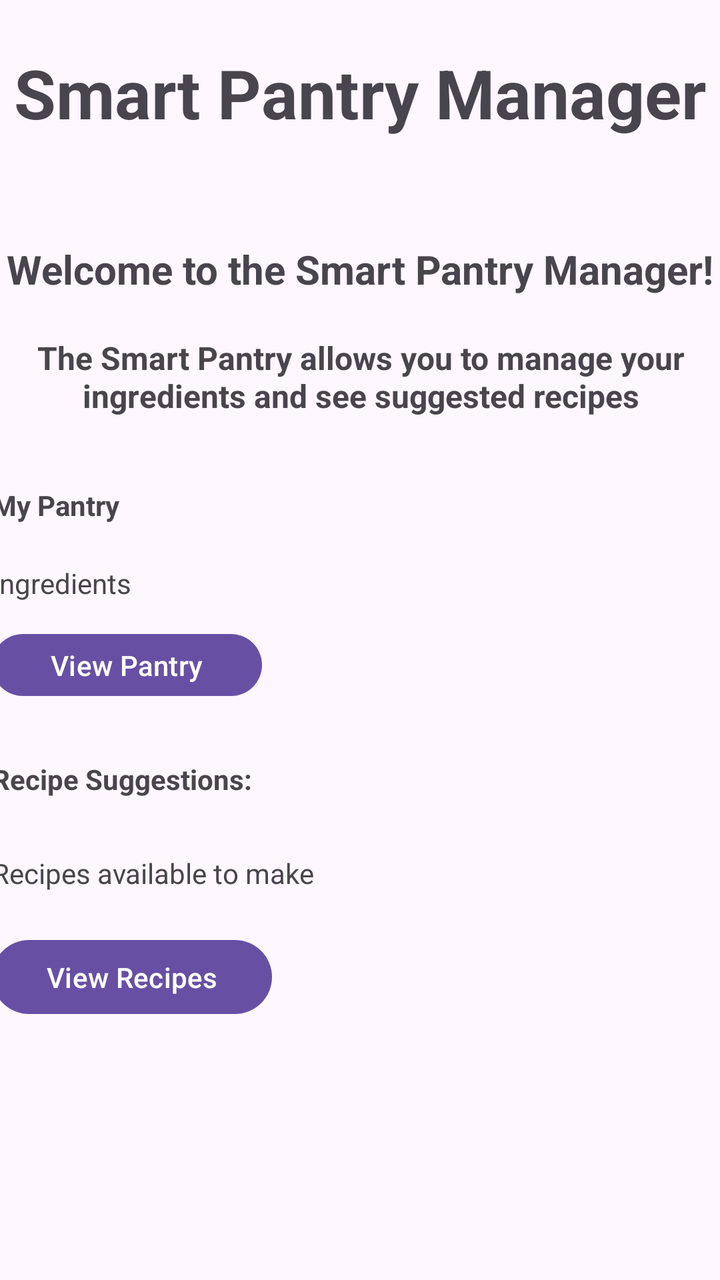
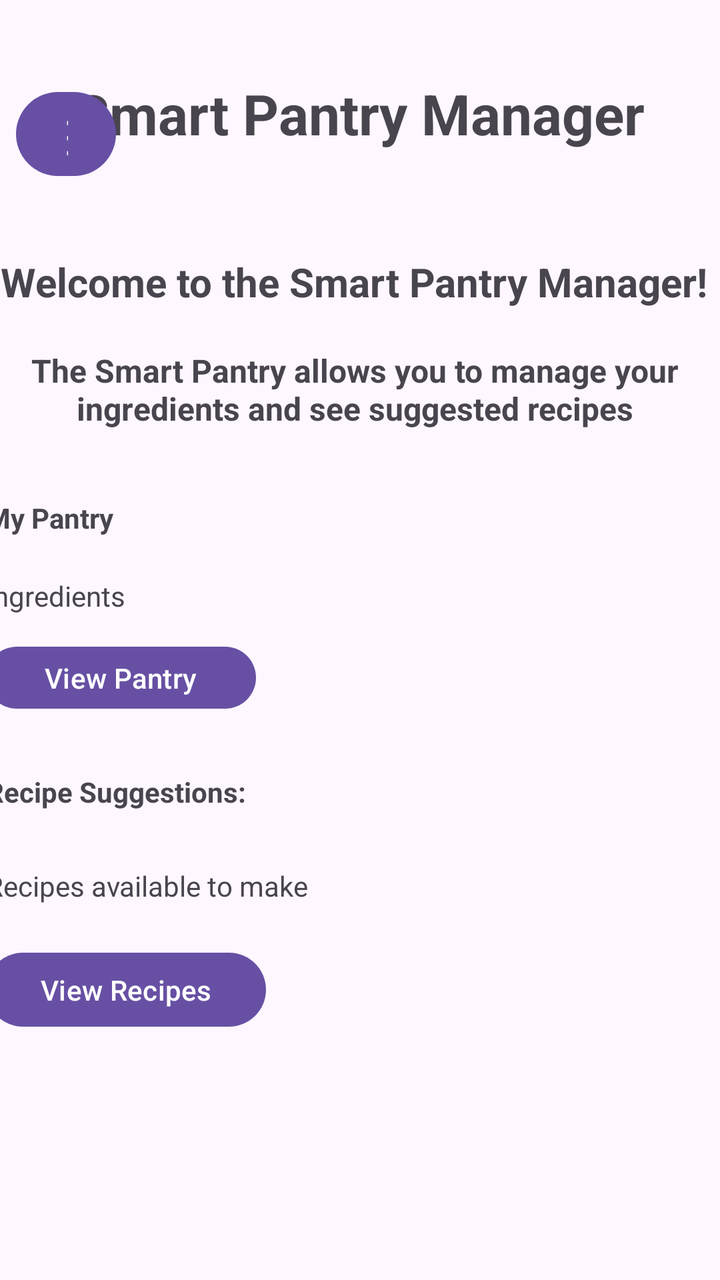

The first picture is an Android layout as it rendered before a commit; the second is the same layout after the commit. The layout source and the unified diff follow.
<!-- AndroidManifest.xml: application theme Theme.SmartPantry -->
<!-- res/layout/activity_main.xml -->
<?xml version="1.0" encoding="utf-8"?>
<androidx.constraintlayout.widget.ConstraintLayout xmlns:android="http://schemas.android.com/apk/res/android"
    xmlns:app="http://schemas.android.com/apk/res-auto"
    xmlns:tools="http://schemas.android.com/tools"
    android:id="@+id/main"
    android:layout_width="match_parent"
    android:layout_height="match_parent"
    tools:context=".MainActivity">

    <TextView
        android:id="@+id/txtTitle"
        android:layout_width="wrap_content"
        android:layout_height="wrap_content"
        android:text="Smart Pantry Manager"
        android:textSize="34sp"
        android:textStyle="bold"
        app:layout_constraintBottom_toBottomOf="parent"
        app:layout_constraintEnd_toEndOf="parent"
        app:layout_constraintHorizontal_bias="0.492"
        app:layout_constraintStart_toStartOf="parent"
        app:layout_constraintTop_toTopOf="parent"
        app:layout_constraintVertical_bias="0.04" />

    <TextView
        android:id="@+id/txtWelcome"
        android:layout_width="wrap_content"
        android:layout_height="wrap_content"
        android:layout_marginTop="52dp"
        android:text="Welcome to the Smart Pantry Manager!"
        android:textSize="20sp"
        android:textStyle="bold"
        app:layout_constraintEnd_toEndOf="@+id/txtTitle"
        app:layout_constraintHorizontal_bias="0.545"
        app:layout_constraintStart_toStartOf="@+id/txtTitle"
        app:layout_constraintTop_toBottomOf="@+id/txtTitle" />

    <TextView
        android:id="@+id/txtDescription"
        android:layout_width="369dp"
        android:layout_height="43dp"
        android:layout_marginTop="20dp"
        android:text="The Smart Pantry allows you to manage your ingredients and see suggested recipes"
        android:textAlignment="center"
        android:textSize="16sp"
        android:textStyle="bold"
        app:layout_constraintEnd_toEndOf="@+id/txtWelcome"
        app:layout_constraintStart_toStartOf="@+id/txtWelcome"
        app:layout_constraintTop_toBottomOf="@+id/txtWelcome" />

    <TextView
        android:id="@+id/txtPantry"
        android:layout_width="wrap_content"
        android:layout_height="wrap_content"
        android:layout_marginTop="32dp"
        android:text="My Pantry"
        android:textStyle="bold"
        app:layout_constraintStart_toStartOf="@+id/txtDescription"
        app:layout_constraintTop_toBottomOf="@+id/txtDescription" />

    <Button
        android:id="@+id/buttViewPantry"
        android:layout_width="135dp"
        android:layout_height="39dp"
        android:layout_marginTop="12dp"
        android:text="View Pantry"
        app:layout_constraintStart_toStartOf="@+id/ingredients"
        app:layout_constraintTop_toBottomOf="@+id/ingredients" />

    <TextView
        android:id="@+id/ingredients"
        android:layout_width="wrap_content"
        android:layout_height="wrap_content"
        android:layout_marginTop="20dp"
        android:text="Ingredients"
        app:layout_constraintStart_toStartOf="@+id/txtPantry"
        app:layout_constraintTop_toBottomOf="@+id/txtPantry" />

    <TextView
        android:id="@+id/recipeSuggest"
        android:layout_width="wrap_content"
        android:layout_height="wrap_content"
        android:layout_marginTop="28dp"
        android:text="Recipe Suggestions:"
        android:textSize="14sp"
        android:textStyle="bold"
        app:layout_constraintStart_toStartOf="@+id/buttViewPantry"
        app:layout_constraintTop_toBottomOf="@+id/buttViewPantry" />

    <TextView
        android:id="@+id/recipeDescription"
        android:layout_width="wrap_content"
        android:layout_height="wrap_content"
        android:layout_marginTop="28dp"
        android:text="Recipes available to make"
        app:layout_constraintStart_toStartOf="@+id/recipeSuggest"
        app:layout_constraintTop_toBottomOf="@+id/recipeSuggest" />

    <Button
        android:id="@+id/button2"
        android:layout_width="140dp"
        android:layout_height="45dp"
        android:layout_marginTop="20dp"
        android:text="View Recipes"
        app:layout_constraintStart_toStartOf="@+id/recipeDescription"
        app:layout_constraintTop_toBottomOf="@+id/recipeDescription" />

</androidx.constraintlayout.widget.ConstraintLayout>
<!-- resources referenced by this layout -->
<resources>
  <style name="Theme.SmartPantry" parent="Base.Theme.SmartPantry" />
  <style name="Base.Theme.SmartPantry" parent="Theme.Material3.DayNight.NoActionBar">
          
          
      </style>
</resources>

<!-- the commit's change to res/layout/activity_main.xml (unified diff, before → after) -->
@@ -1,107 +1,131 @@
 <?xml version="1.0" encoding="utf-8"?>
-<androidx.constraintlayout.widget.ConstraintLayout xmlns:android="http://schemas.android.com/apk/res/android"
+<androidx.drawerlayout.widget.DrawerLayout
+    android:id="@+id/drawer"
+    xmlns:android="http://schemas.android.com/apk/res/android"
     xmlns:app="http://schemas.android.com/apk/res-auto"
     xmlns:tools="http://schemas.android.com/tools"
-    android:id="@+id/main"
     android:layout_width="match_parent"
     android:layout_height="match_parent"
     tools:context=".MainActivity">
 
-    <TextView
-        android:id="@+id/txtTitle"
-        android:layout_width="wrap_content"
-        android:layout_height="wrap_content"
-        android:text="Smart Pantry Manager"
-        android:textSize="34sp"
-        android:textStyle="bold"
-        app:layout_constraintBottom_toBottomOf="parent"
-        app:layout_constraintEnd_toEndOf="parent"
-        app:layout_constraintHorizontal_bias="0.492"
-        app:layout_constraintStart_toStartOf="parent"
-        app:layout_constraintTop_toTopOf="parent"
-        app:layout_constraintVertical_bias="0.04" />
+    <androidx.constraintlayout.widget.ConstraintLayout
+        android:id="@+id/main"
+        android:layout_width="match_parent"
+        android:layout_height="match_parent">
 
-    <TextView
-        android:id="@+id/txtWelcome"
-        android:layout_width="wrap_content"
-        android:layout_height="wrap_content"
-        android:layout_marginTop="52dp"
-        android:text="Welcome to the Smart Pantry Manager!"
-        android:textSize="20sp"
-        android:textStyle="bold"
-        app:layout_constraintEnd_toEndOf="@+id/txtTitle"
-        app:layout_constraintHorizontal_bias="0.545"
-        app:layout_constraintStart_toStartOf="@+id/txtTitle"
-        app:layout_constraintTop_toBottomOf="@+id/txtTitle" />
+        <TextView
+            android:id="@+id/txtTitle"
+            android:layout_width="wrap_content"
+            android:layout_height="wrap_content"
+            android:text="Smart Pantry Manager"
+            android:textSize="28sp"
+            android:textStyle="bold"
+            app:layout_constraintBottom_toBottomOf="parent"
+            app:layout_constraintEnd_toEndOf="parent"
+            app:layout_constraintStart_toStartOf="parent"
+            app:layout_constraintTop_toTopOf="parent"
+            app:layout_constraintVertical_bias="0.063" />
 
-    <TextView
-        android:id="@+id/txtDescription"
-        android:layout_width="369dp"
-        android:layout_height="43dp"
-        android:layout_marginTop="20dp"
-        android:text="The Smart Pantry allows you to manage your ingredients and see suggested recipes"
-        android:textAlignment="center"
-        android:textSize="16sp"
-        android:textStyle="bold"
-        app:layout_constraintEnd_toEndOf="@+id/txtWelcome"
-        app:layout_constraintStart_toStartOf="@+id/txtWelcome"
-        app:layout_constraintTop_toBottomOf="@+id/txtWelcome" />
+        <TextView
+            android:id="@+id/txtWelcome"
+            android:layout_width="wrap_content"
+            android:layout_height="wrap_content"
+            android:layout_marginTop="52dp"
+            android:text="Welcome to the Smart Pantry Manager!"
+            android:textSize="20sp"
+            android:textStyle="bold"
+            app:layout_constraintEnd_toEndOf="@+id/txtTitle"
+            app:layout_constraintHorizontal_bias="0.545"
+            app:layout_constraintStart_toStartOf="@+id/txtTitle"
+            app:layout_constraintTop_toBottomOf="@+id/txtTitle" />
 
-    <TextView
-        android:id="@+id/txtPantry"
-        android:layout_width="wrap_content"
-        android:layout_height="wrap_content"
-        android:layout_marginTop="32dp"
-        android:text="My Pantry"
-        android:textStyle="bold"
-        app:layout_constraintStart_toStartOf="@+id/txtDescription"
-        app:layout_constraintTop_toBottomOf="@+id/txtDescription" />
+        <TextView
+            android:id="@+id/txtDescription"
+            android:layout_width="369dp"
+            android:layout_height="43dp"
+            android:layout_marginTop="20dp"
+            android:text="The Smart Pantry allows you to manage your ingredients and see suggested recipes"
+            android:textAlignment="center"
+            android:textSize="16sp"
+            android:textStyle="bold"
+            app:layout_constraintEnd_toEndOf="@+id/txtWelcome"
+            app:layout_constraintStart_toStartOf="@+id/txtWelcome"
+            app:layout_constraintTop_toBottomOf="@+id/txtWelcome" />
 
-    <Button
-        android:id="@+id/buttViewPantry"
-        android:layout_width="135dp"
-        android:layout_height="39dp"
-        android:layout_marginTop="12dp"
-        android:text="View Pantry"
-        app:layout_constraintStart_toStartOf="@+id/ingredients"
-        app:layout_constraintTop_toBottomOf="@+id/ingredients" />
+        <TextView
+            android:id="@+id/txtPantry"
+            android:layout_width="wrap_content"
+            android:layout_height="wrap_content"
+            android:layout_marginTop="32dp"
+            android:text="My Pantry"
+            android:textStyle="bold"
+            app:layout_constraintStart_toStartOf="@+id/txtDescription"
+            app:layout_constraintTop_toBottomOf="@+id/txtDescription" />
 
-    <TextView
-        android:id="@+id/ingredients"
-        android:layout_width="wrap_content"
-        android:layout_height="wrap_content"
-        android:layout_marginTop="20dp"
-        android:text="Ingredients"
-        app:layout_constraintStart_toStartOf="@+id/txtPantry"
-        app:layout_constraintTop_toBottomOf="@+id/txtPantry" />
+        <Button
+            android:id="@+id/buttViewPantry"
+            android:layout_width="135dp"
+            android:layout_height="39dp"
+            android:layout_marginTop="12dp"
+            android:text="View Pantry"
+            app:layout_constraintStart_toStartOf="@+id/ingredients"
+            app:layout_constraintTop_toBottomOf="@+id/ingredients" />
 
-    <TextView
-        android:id="@+id/recipeSuggest"
-        android:layout_width="wrap_content"
-        android:layout_height="wrap_content"
-        android:layout_marginTop="28dp"
-        android:text="Recipe Suggestions:"
-        android:textSize="14sp"
-        android:textStyle="bold"
-        app:layout_constraintStart_toStartOf="@+id/buttViewPantry"
-        app:layout_constraintTop_toBottomOf="@+id/buttViewPantry" />
+        <TextView
+            android:id="@+id/ingredients"
+            android:layout_width="wrap_content"
+            android:layout_height="wrap_content"
+            android:layout_marginTop="20dp"
+            android:text="Ingredients"
+            app:layout_constraintStart_toStartOf="@+id/txtPantry"
+            app:layout_constraintTop_toBottomOf="@+id/txtPantry" />
 
-    <TextView
-        android:id="@+id/recipeDescription"
-        android:layout_width="wrap_content"
-        android:layout_height="wrap_content"
-        android:layout_marginTop="28dp"
-        android:text="Recipes available to make"
-        app:layout_constraintStart_toStartOf="@+id/recipeSuggest"
-        app:layout_constraintTop_toBottomOf="@+id/recipeSuggest" />
+        <TextView
+            android:id="@+id/recipeSuggest"
+            android:layout_width="wrap_content"
+            android:layout_height="wrap_content"
+            android:layout_marginTop="28dp"
+            android:text="Recipe Suggestions:"
+            android:textSize="14sp"
+            android:textStyle="bold"
+            app:layout_constraintStart_toStartOf="@+id/buttViewPantry"
+            app:layout_constraintTop_toBottomOf="@+id/buttViewPantry" />
 
-    <Button
-        android:id="@+id/button2"
-        android:layout_width="140dp"
-        android:layout_height="45dp"
-        android:layout_marginTop="20dp"
-        android:text="View Recipes"
-        app:layout_constraintStart_toStartOf="@+id/recipeDescription"
-        app:layout_constraintTop_toBottomOf="@+id/recipeDescription" />
+        <TextView
+            android:id="@+id/recipeDescription"
+            android:layout_width="wrap_content"
+            android:layout_height="wrap_content"
+            android:layout_marginTop="28dp"
+            android:text="Recipes available to make"
+            app:layout_constraintStart_toStartOf="@+id/recipeSuggest"
+            app:layout_constraintTop_toBottomOf="@+id/recipeSuggest" />
 
-</androidx.constraintlayout.widget.ConstraintLayout>
+        <Button
+            android:id="@+id/button2"
+            android:layout_width="140dp"
+            android:layout_height="45dp"
+            android:layout_marginTop="20dp"
+            android:text="View Recipes"
+            app:layout_constraintStart_toStartOf="@+id/recipeDescription"
+            app:layout_constraintTop_toBottomOf="@+id/recipeDescription" />
+
+        <Button
+            android:id="@+id/btnMenu"
+            android:layout_width="50dp"
+            android:layout_height="50dp"
+            android:text="☰"
+            android:textSize="24sp"
+            app:layout_constraintStart_toStartOf="parent"
+            app:layout_constraintTop_toTopOf="parent"
+            android:layout_marginStart="8dp"
+            android:layout_marginTop="42dp" />
+
+    </androidx.constraintlayout.widget.ConstraintLayout>
+
+    <com.google.android.material.navigation.NavigationView
+        android:id="@+id/navigationView"
+        android:layout_width="280dp"
+        android:layout_height="match_parent"
+        android:layout_gravity="left"
+        app:menu="@menu/navigation"/>
+</androidx.drawerlayout.widget.DrawerLayout>
